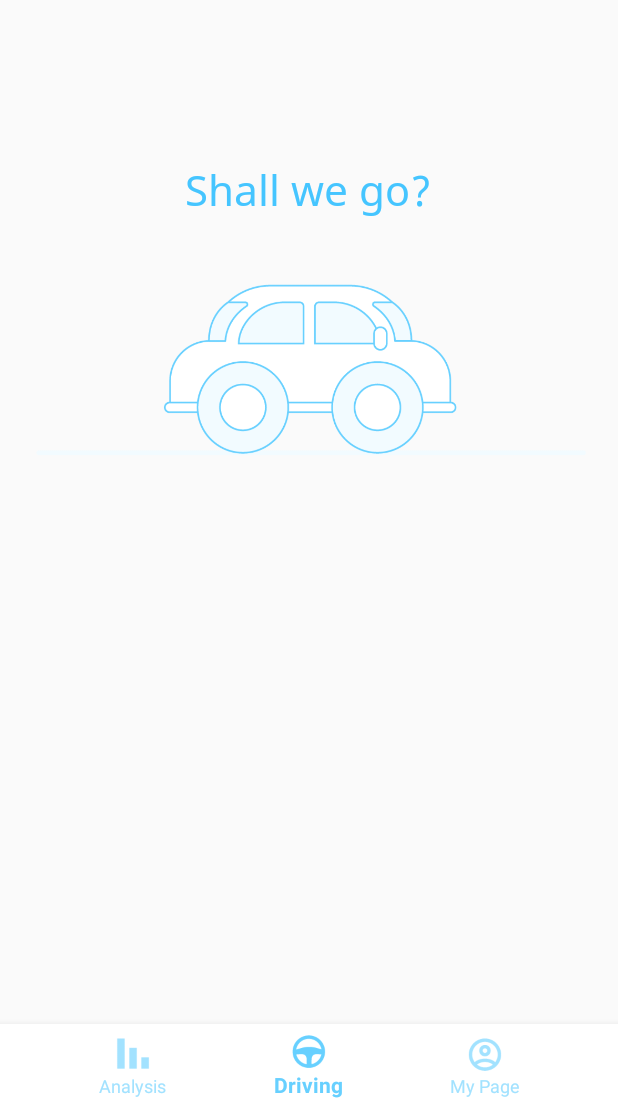
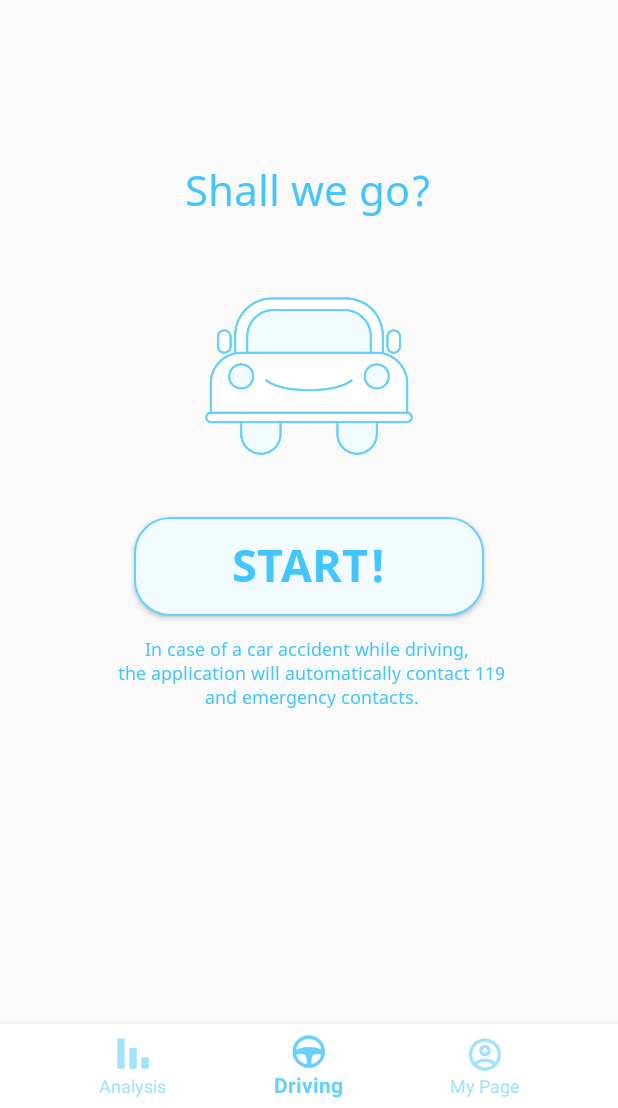
Before and after one commit to yamiblack/AutoSaver, an Android app: the DrivingFragment screen opened through its navigation route, on a phone screen of 412 x 824 dp, the part 128-1236 px from its top. Run offline under Robolectric (Android 15) with nearby library versions, the phone set to English and light mode, and no system bars; our stand-ins replace navigation-ui.

Commit message:
driving basic UI

```diff
--- a/app/src/main/java/com/b11a/android/autosaver/MainActivity.java
+++ b/app/src/main/java/com/b11a/android/autosaver/MainActivity.java
@@ -6,6 +6,9 @@ import android.widget.Toast;
 import com.google.android.material.bottomnavigation.BottomNavigationView;
 
 import androidx.appcompat.app.AppCompatActivity;
+import androidx.fragment.app.Fragment;
+import androidx.fragment.app.FragmentManager;
+import androidx.fragment.app.FragmentTransaction;
 import androidx.navigation.NavController;
 import androidx.navigation.Navigation;
 import androidx.navigation.ui.AppBarConfiguration;
--- a/app/src/main/java/com/b11a/android/autosaver/ui/driving/DrivingFragment.java
+++ b/app/src/main/java/com/b11a/android/autosaver/ui/driving/DrivingFragment.java
@@ -4,6 +4,7 @@ import android.os.Bundle;
 import android.view.LayoutInflater;
 import android.view.View;
 import android.view.ViewGroup;
+import android.widget.Button;
 import android.widget.TextView;
 
 import androidx.annotation.NonNull;
@@ -12,16 +13,27 @@ import androidx.fragment.app.Fragment;
 import androidx.lifecycle.Observer;
 import androidx.lifecycle.ViewModelProvider;
 
+import com.b11a.android.autosaver.MainActivity;
 import com.b11a.android.autosaver.R;
 
 public class DrivingFragment extends Fragment {
+
+    private Button btnStart;
+    private Button btnEnd;
 
     public View onCreateView(@NonNull LayoutInflater inflater,
                              ViewGroup container, Bundle savedInstanceState) {
 
         View root = inflater.inflate(R.layout.fragment_driving_start, container, false);
+        btnStart = root.findViewById(R.id.btn_start);
+        btnEnd = root.findViewById(R.id.btn_end);
 
-        //test
+        btnStart.setOnClickListener(new View.OnClickListener() {
+            @Override
+            public void onClick(View view) {
+            }
+        });
+
         return root;
     }
 
--- /dev/null
+++ b/app/src/main/res/drawable/button_blue_rounded.xml
@@ -0,0 +1,19 @@
+<?xml version="1.0" encoding="utf-8"?>
+
+<selector xmlns:android="http://schemas.android.com/apk/res/android">
+    <item android:state_enabled="true">
+        <shape android:shape="rectangle">
+            <solid android:color="#f2fbff" />
+            <corners android:radius="23dp" />
+            <stroke android:width="1dp" android:color="#66d0ff" />
+        </shape>
+    </item>
+</selector>
+
+    <!--
+        android:shape="rectangle">
+    <solid
+    android:color="@color/colorAccent"> </solid>
+    <corners
+    android:radius="100dp"> </corners>
+    -->
--- a/app/src/main/res/layout/fragment_driving_start.xml
+++ b/app/src/main/res/layout/fragment_driving_start.xml
@@ -2,6 +2,7 @@
 <LinearLayout xmlns:android="http://schemas.android.com/apk/res/android"
     xmlns:app="http://schemas.android.com/apk/res-auto"
     xmlns:tools="http://schemas.android.com/tools"
+    android:id="@+id/linear"
     android:layout_width="match_parent"
     android:layout_height="match_parent"
     android:orientation="vertical"
@@ -9,30 +10,52 @@
 
     <ImageView
         android:layout_width="150dp"
+        android:layout_height="33dp"
+        android:layout_gravity="center"
+        android:layout_marginTop="52dp"
+        android:layout_marginBottom="107dp"
         android:adjustViewBounds="true"
-        android:layout_height="33dp"
-        android:layout_marginTop="52dp"
-        android:src="@drawable/ic_logo"
-        android:layout_gravity="center"
-        android:layout_marginBottom="107dp"/>
+        android:src="@drawable/ic_logo" />
 
     <TextView
         android:layout_width="wrap_content"
         android:layout_height="wrap_content"
+        android:layout_gravity="center"
+        android:layout_marginBottom="34.2dp"
+        android:fontFamily="@font/notosans_regular"
         android:text="Shall we go?"
-        android:textSize="28sp"
-        android:fontFamily="@font/notosans_regular"
         android:textColor="@color/textColor"
-        android:layout_gravity="center"
-        android:layout_marginBottom="34.2dp"/>
+        android:textSize="28sp" />
 
     <ImageView
         android:layout_width="wrap_content"
+        android:layout_height="130dp"
+        android:layout_gravity="center"
+        android:layout_marginBottom="31.8dp"
         android:adjustViewBounds="true"
+        android:src="@drawable/ic_car_moving" />
+
+    <Button
+        android:id="@+id/btn_start"
+        android:layout_width="233dp"
+        android:layout_height="66dp"
+        android:layout_gravity="center"
+        android:layout_marginBottom="14dp"
+        android:background="@drawable/button_blue_rounded"
+        android:fontFamily="@font/notosans_bold"
+        android:text="START!"
+        android:textColor="#45c5ff"
+        android:textSize="30sp" />
+
+    <TextView
+        android:layout_gravity="center"
+        android:gravity="center"
+        android:fontFamily="@font/notosans_regular"
+        android:textSize="12sp"
+        android:layout_width="wrap_content"
         android:layout_height="wrap_content"
-        android:src="@drawable/ic_car_staying"/>
-
-
+        android:text="In case of a car accident while driving, \n the application will automatically contact 119\n and emergency contacts."
+        android:textColor="@color/textColor" />
 
 
 </LinearLayout>
```
Also changed, not shown: app/src/main/res/drawable/button_white_rounded.xml (added, +19 -0 lines), app/src/main/res/layout/fragment_driving_end.xml (+54 -13 lines).
